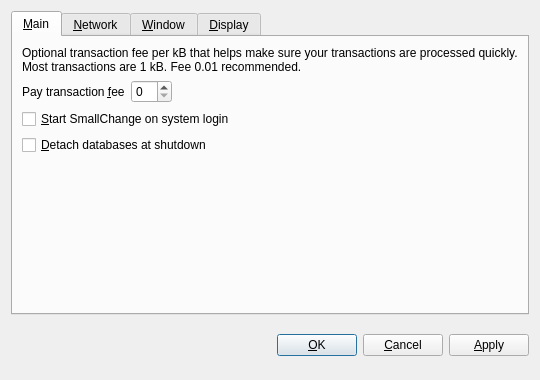
First picture: the form in src/qt/forms/optionsdialog.ui, repository whocoin/whocoin, before the edit.
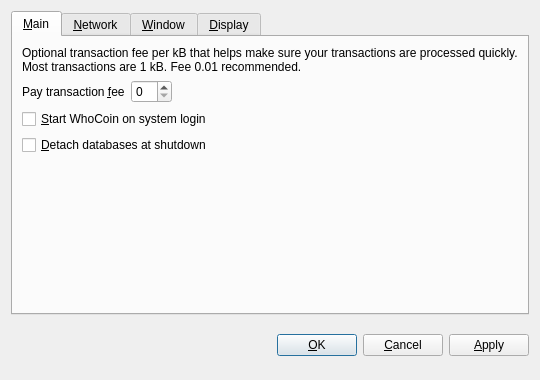
Second picture: the form after the edit. The open tabs and pages were chosen to show the change. Custom widgets are drawn as their Qt base class.

Diff of the .ui file:
```diff
--- a/src/qt/forms/optionsdialog.ui
+++ b/src/qt/forms/optionsdialog.ui
@@ -82,7 +82,7 @@
           <string>Automatically start SmallChange after logging in to the system.</string>
          </property>
          <property name="text">
-          <string>&amp;Start SmallChange on system login</string>
+          <string>&amp;Start WhoCoin on system login</string>
          </property>
         </widget>
        </item>
```
Left out of the diff: 10 changed lines with no effect on the pictures.
